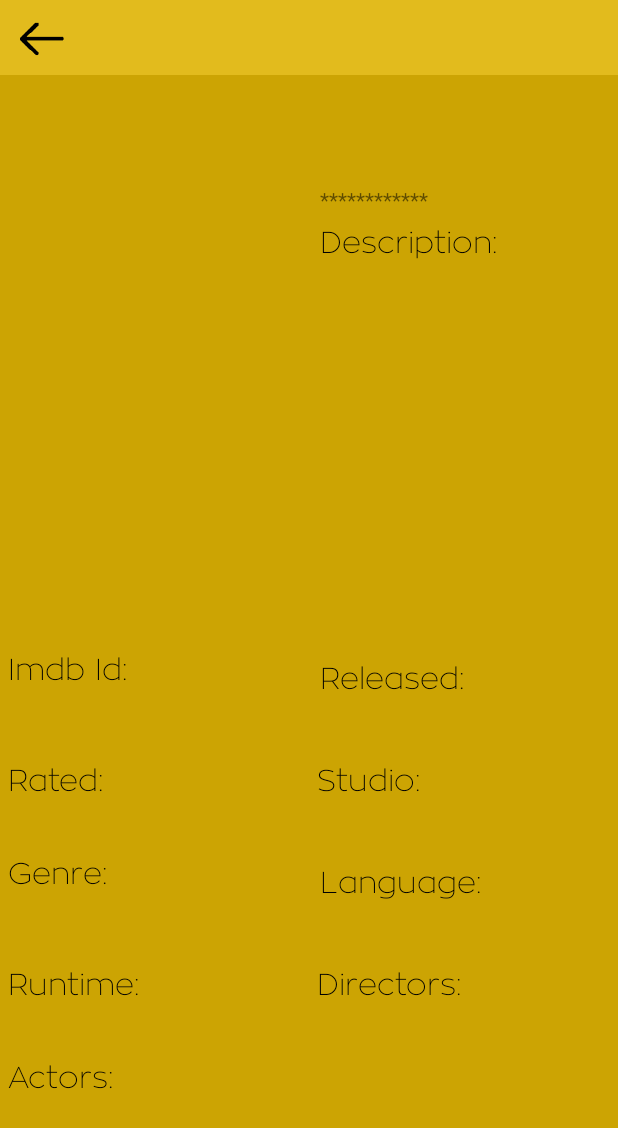
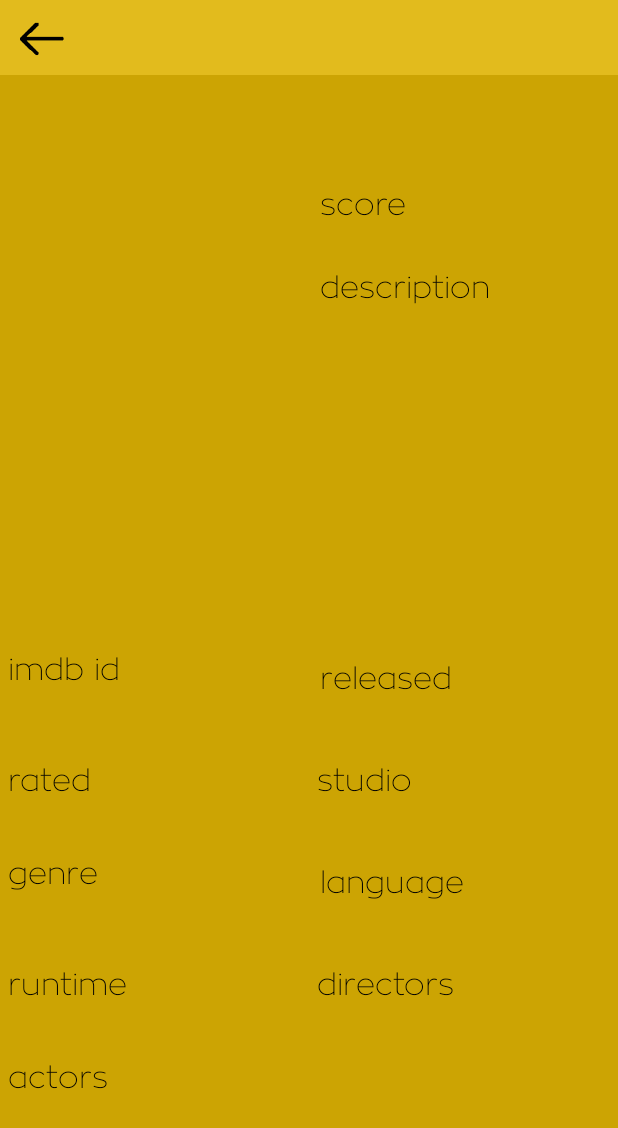
Before and after one commit to Migue1m1/FilmPolis-Mobile, an Android app: the fragment MovieFragment placed in its activity, on a phone screen of 412 x 824 dp. Shown: the top 1128 px of the screen. Run offline under Robolectric (Android 15) with nearby library versions, the phone set to English and light mode, and no system bars; our stand-ins replace data binding; 5 statements that could not run were skipped.

Commit message:
Progress: Full functionality

```diff
--- a/app/src/main/java/com/filmpolis/MainActivity.java
+++ b/app/src/main/java/com/filmpolis/MainActivity.java
@@ -45,7 +45,7 @@ public class MainActivity extends AppCompatActivity implements SearchView.OnQuer
         setContentView(R.layout.activity_main);
 
         initGUI();
-
+        android.util.Log.e("wfd", android.text.format.DateFormat.format("yyyy-MM-dd", new java.util.Date().getTime()).toString());
     }
 
     private void initGUI() {
--- a/app/src/main/java/com/filmpolis/fragments/MovieFragment.java
+++ b/app/src/main/java/com/filmpolis/fragments/MovieFragment.java
@@ -49,6 +49,7 @@ public class MovieFragment extends Fragment {
 
         ((TextView) view.findViewById(R.id.tv_title)).setTypeface(fontBold);
         ((TextView) view.findViewById(R.id.tv_description)).setTypeface(fontThin);
+        ((TextView) view.findViewById(R.id.tv_score)).setTypeface(fontThin);
         ((TextView) view.findViewById(R.id.tv_imdb_id)).setTypeface(fontThin);
         ((TextView) view.findViewById(R.id.tv_released)).setTypeface(fontThin);
         ((TextView) view.findViewById(R.id.tv_rated)).setTypeface(fontThin);
@@ -60,6 +61,7 @@ public class MovieFragment extends Fragment {
         ((TextView) view.findViewById(R.id.tv_actors)).setTypeface(fontThin);
 
         ((TextView) view.findViewById(R.id.tv_description_text)).setTypeface(fontThin);
+        ((TextView) view.findViewById(R.id.tv_score_text)).setTypeface(fontThin);
         ((TextView) view.findViewById(R.id.tv_imdb_id_text)).setTypeface(fontThin);
         ((TextView) view.findViewById(R.id.tv_released_text)).setTypeface(fontThin);
         ((TextView) view.findViewById(R.id.tv_rated_text)).setTypeface(fontThin);
@@ -67,5 +69,7 @@ public class MovieFragment extends Fragment {
         ((TextView) view.findViewById(R.id.tv_genre_text)).setTypeface(fontThin);
         ((TextView) view.findViewById(R.id.tv_language_text)).setTypeface(fontThin);
         ((TextView) view.findViewById(R.id.tv_runtime_text)).setTypeface(fontThin);
+        ((TextView) view.findViewById(R.id.tv_directors_text)).setTypeface(fontThin);
+        ((TextView) view.findViewById(R.id.tv_actors_text)).setTypeface(fontThin);
     }
 }
--- a/app/src/main/java/com/filmpolis/models/Actor.java
+++ b/app/src/main/java/com/filmpolis/models/Actor.java
@@ -94,7 +94,7 @@ public class Actor extends BaseObservable implements Serializable {
     }
 
     public void setBiography(String biography) {
-        this.biography = biography;
+        this.biography = "  " + biography;
         notifyPropertyChanged(BR.biography);
     }
 
--- a/app/src/main/java/com/filmpolis/models/Director.java
+++ b/app/src/main/java/com/filmpolis/models/Director.java
@@ -93,7 +93,7 @@ public class Director extends BaseObservable implements Serializable {
     }
 
     public void setBiography(String biography) {
-        this.biography = biography;
+        this.biography = "  " + biography;
         notifyPropertyChanged(BR.biography);
     }
 
--- a/app/src/main/res/layout/fragment_movie_details.xml
+++ b/app/src/main/res/layout/fragment_movie_details.xml
@@ -70,13 +70,23 @@
                             android:layout_marginTop="5dp"
                             android:padding="5dp">
                             <TextView
-                                android:id="@+id/tv_imdb_rating"
+                                android:id="@+id/tv_score"
                                 android:layout_width="match_parent"
                                 android:layout_height="match_parent"
                                 android:gravity="center_vertical"
-                                android:text="************"
+                                android:text="@string/sub_score"
                                 android:layout_marginTop="6dp"
-                                android:layout_marginLeft="2dp" />
+                                android:layout_marginLeft="2dp"
+                                android:textSize="@dimen/text_sub_title"
+                                android:textColor="@color/colorBlack"/>
+                            <TextView
+                                android:id="@+id/tv_score_text"
+                                android:layout_width="match_parent"
+                                android:layout_height="match_parent"
+                                android:gravity="center_vertical"
+                                android:text="@{movie.imdbRating}"
+                                android:layout_marginTop="6dp"
+                                android:layout_marginLeft="@dimen/text_indent" />
                             <TextView
                                 android:id="@+id/tv_description"
                                 android:layout_width="match_parent"
@@ -95,8 +105,7 @@
                                 android:text="@{movie.description}"
                                 android:layout_marginTop="6dp"
                                 android:layout_marginLeft="2dp"
-                                android:textSize="@dimen/text_des"
-                                android:textColor="@color/colorBlack"/>
+                                android:textSize="@dimen/text_des"/>
                         </LinearLayout>
                     </LinearLayout>
                 </LinearLayout>
@@ -310,7 +319,7 @@
                             android:layout_width="0dp"
                             android:layout_height="wrap_content"
                             android:layout_weight="0.50"
-                            android:orientation="horizontal"
+                            android:orientation="vertical"
                             android:layout_marginTop="5dp"
                             android:padding="5dp">
                             <TextView
@@ -321,13 +330,21 @@
                                 android:text="@string/sub_directors"
                                 android:textSize="@dimen/text_sub_title"
                                 android:textColor="@color/colorBlack"/>
+                            <TextView
+                                android:id="@+id/tv_directors_text"
+                                android:layout_width="match_parent"
+                                android:layout_height="match_parent"
+                                android:gravity="center_vertical"
+                                android:text="@{movie.directors}"
+                                android:textSize="@dimen/text_des"
+                                android:layout_marginLeft="@dimen/text_indent"/>
                         </LinearLayout>
                     </LinearLayout>
 
                     <LinearLayout
                         android:layout_width="match_parent"
                         android:layout_height="wrap_content"
-                        android:orientation="horizontal"
+                        android:orientation="vertical"
                         android:layout_marginTop="5dp"
                         android:padding="5dp">
                         <TextView
@@ -335,9 +352,17 @@
                             android:layout_width="match_parent"
                             android:layout_height="match_parent"
                             android:gravity="center_vertical"
-                            android:text="@string/sub_name"
+                            android:text="@string/sub_actors"
                             android:textSize="@dimen/text_sub_title"
                             android:textColor="@color/colorBlack"/>
+                        <TextView
+                            android:id="@+id/tv_actors_text"
+                            android:layout_width="match_parent"
+                            android:layout_height="match_parent"
+                            android:gravity="center_vertical"
+                            android:text="@{movie.actors}"
+                            android:textSize="@dimen/text_des"
+                            android:layout_marginLeft="@dimen/text_indent"/>
                     </LinearLayout>
 
                 </LinearLayout>
--- a/app/src/main/res/values/strings.xml
+++ b/app/src/main/res/values/strings.xml
@@ -4,20 +4,21 @@
     <string name="hint_search_actor">Type a name...</string>
     <string name="hint_search_director">Type a name...</string>
 
-    <string name="sub_imdbId">Imdb Id: </string>
-    <string name="sub_released">Released: </string>
-    <string name="sub_rated">Rated: </string>
-    <string name="sub_studio">Studio: </string>
-    <string name="sub_genre">Genre: </string>
-    <string name="sub_language">Language: </string>
-    <string name="sub_runtime">Runtime: </string>
-    <string name="sub_name">Actors: </string>
-    <string name="sub_directors">Directors: </string>
-    <string name="sub_description">Description: </string>
-    <string name="sub_age">Age:</string>
-    <string name="sub_biography">Biography:</string>
-    <string name="sub_birthday">Birth Day:</string>
-    <string name="sub_deathday">Death Day:</string>
-    <string name="sub_birthplace">Birth Place:</string>
-    <string name="sub_gender">Gender:</string>
+    <string name="sub_imdbId">imdb id</string>
+    <string name="sub_released">released</string>
+    <string name="sub_rated">rated</string>
+    <string name="sub_studio">studio</string>
+    <string name="sub_genre">genre</string>
+    <string name="sub_language">language</string>
+    <string name="sub_runtime">runtime</string>
+    <string name="sub_score">score</string>
+    <string name="sub_actors">actors</string>
+    <string name="sub_directors">directors</string>
+    <string name="sub_description">description</string>
+    <string name="sub_age">age</string>
+    <string name="sub_biography">biography</string>
+    <string name="sub_birthday">birth day</string>
+    <string name="sub_deathday">death day</string>
+    <string name="sub_birthplace">birth place</string>
+    <string name="sub_gender">gender</string>
 </resources>
```
Also changed, not shown: app/src/main/java/com/filmpolis/models/Movie.java (+23 -1 lines), app/src/main/java/com/filmpolis/services/ActorService.java (+5 -4 lines), app/src/main/java/com/filmpolis/services/DirectorService.java (+5 -4 lines), app/src/main/java/com/filmpolis/services/MovieService.java (+5 -4 lines), app/src/main/java/com/filmpolis/utils/HttpErrorCode.java (deleted, +0 -8 lines), app/src/main/java/com/filmpolis/utils/HttpStatusCode.java (+11 -1 lines), app/src/main/java/com/filmpolis/utils/Utils.java (+84 -19 lines).
